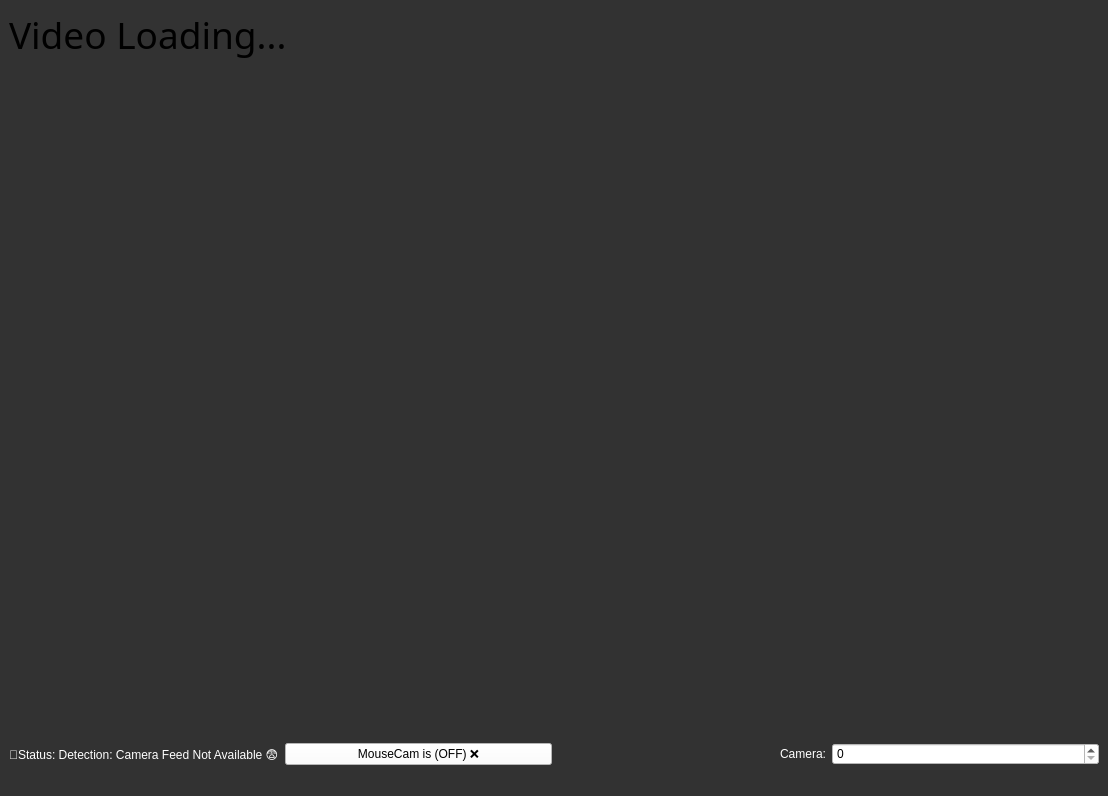
em-mw/WindyCityHacks2024, file mousemenu.ui: the form before one commit.
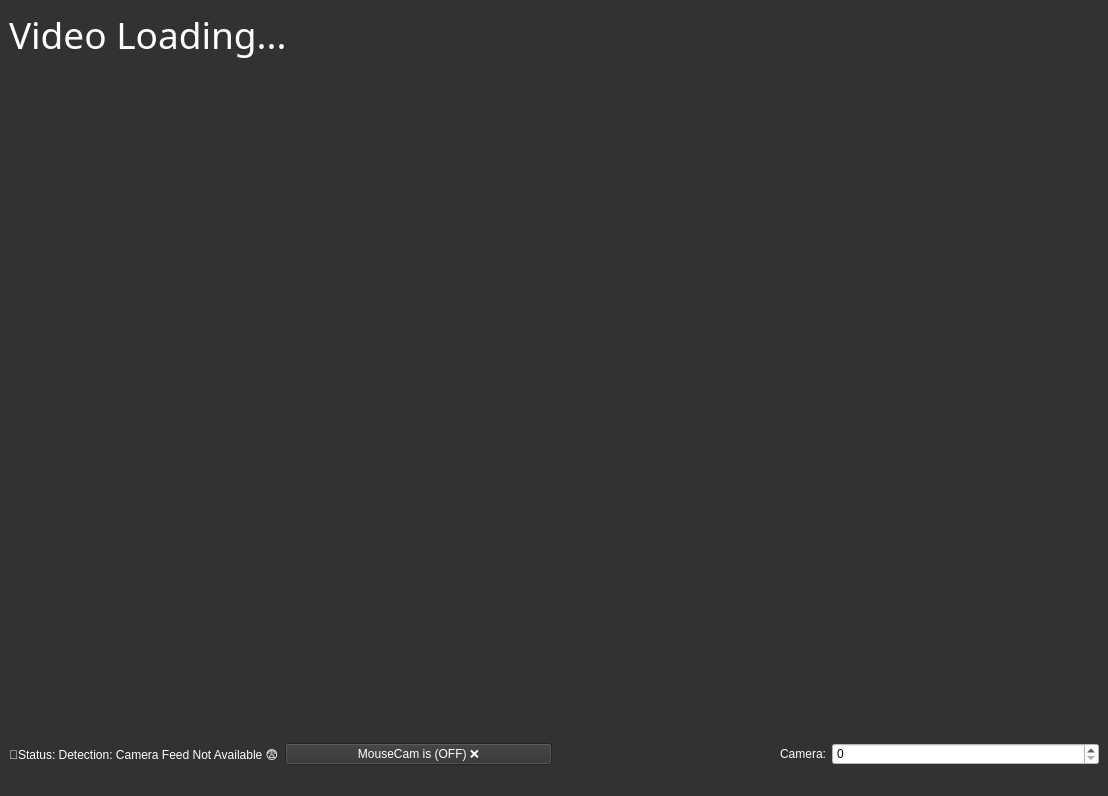
The form after the commit.

Commit message: some dark design on ui and renamed req.txt

```diff
--- a/mousemenu.ui
+++ b/mousemenu.ui
@@ -26,6 +26,9 @@
         <pointsize>28</pointsize>
        </font>
       </property>
+      <property name="styleSheet">
+       <string notr="true">color: rgb(255, 255, 255);</string>
+      </property>
       <property name="text">
        <string>Video Loading...</string>
       </property>
@@ -49,7 +52,8 @@
       <item>
        <widget class="QPushButton" name="MouseCamButton">
         <property name="styleSheet">
-         <string notr="true">background-color: rgb(255, 255, 255);</string>
+         <string notr="true">color: rgb(255, 255, 255);
+selection-background-color: rgb(196, 215, 255);</string>
         </property>
         <property name="text">
          <string>MouseCam is (OFF) ❌</string>
```
The commit also changes 1 other file.
